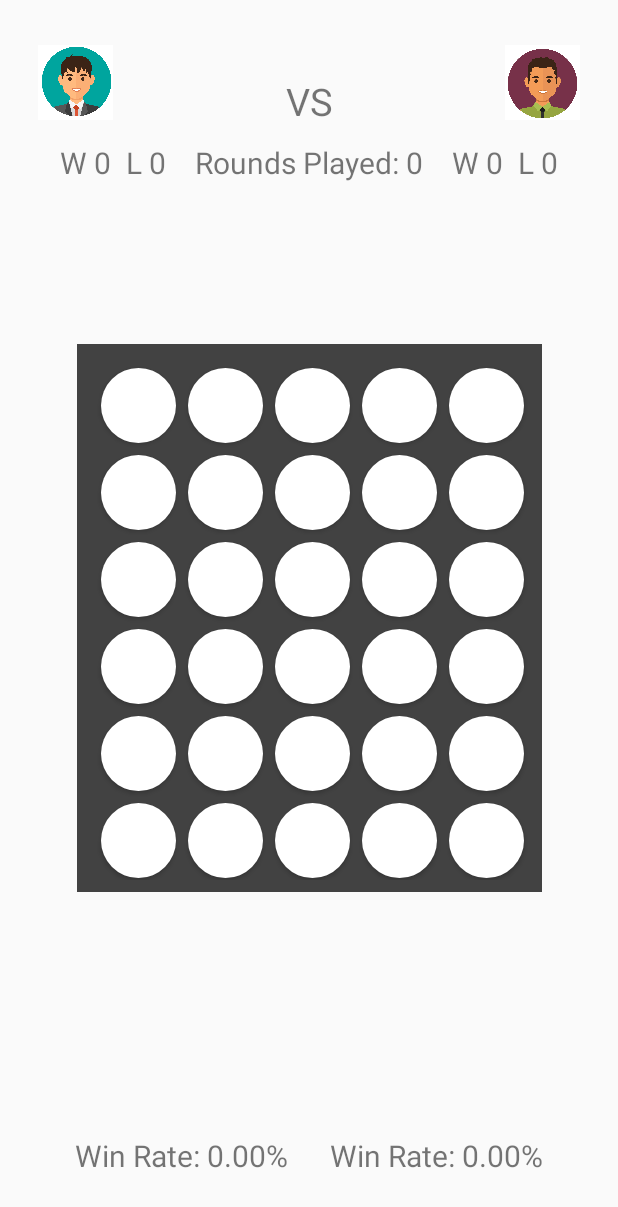
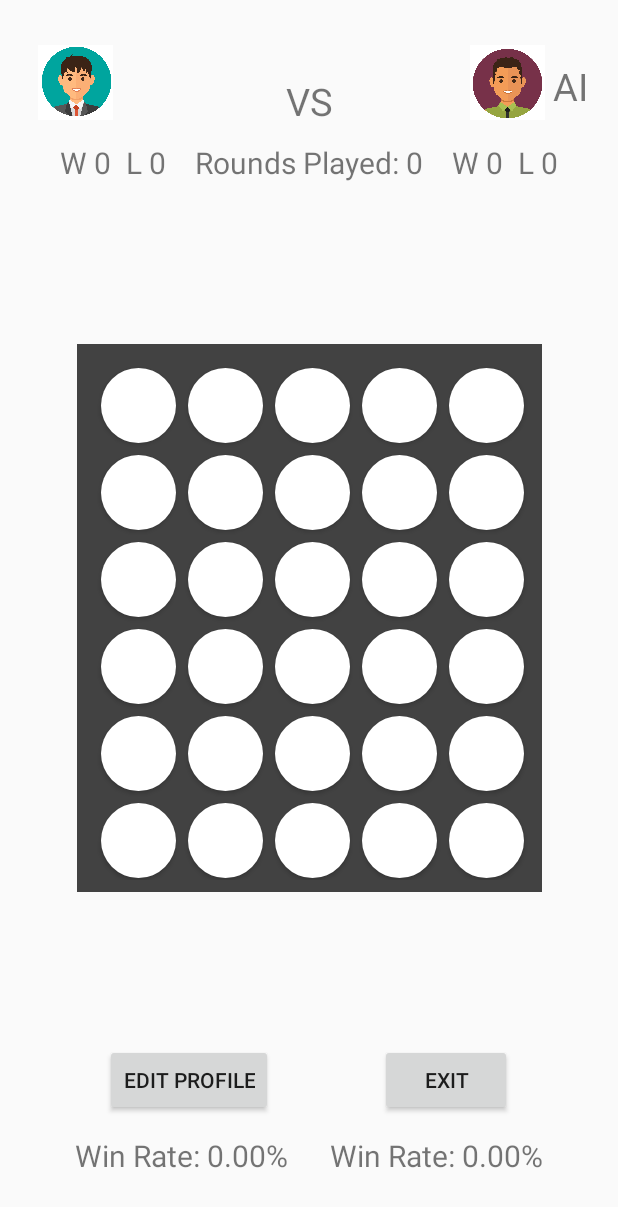
Before and after one commit to darren2581/Mad_Assignment_1, an Android app: the Board6x5a screen opened directly, with no data from a screen before it, on a phone screen of 412 x 824 dp. Shown: the top 1207 px of the screen. Run offline under Robolectric (Android 15) with nearby library versions, the phone set to English and light mode, and no system bars.

Commit message:
Add fragment for MENU

```diff
--- a/app/src/main/java/com/example/madassignment1/Board6x5a.java
+++ b/app/src/main/java/com/example/madassignment1/Board6x5a.java
@@ -37,10 +37,6 @@ public class Board6x5a extends AppCompatActivity {
         player2Name = intent.getStringExtra("PLAYER_NAME2");
         chosenAvatar2 = intent.getIntExtra("PLAYER_AVATAR2", R.drawable.a2);
         chosenColour2 = intent.getIntExtra("PLAYER_COLOUR2", R.drawable.blue);
-        if ("NAME".equals(player2Name)) {
-            player2Name = "AI";
-            chosenColour2 = R.drawable.green;
-        }
 
         // Load statistics from SharedPreferences
         SharedPreferences prefs = getSharedPreferences("GameStats", MODE_PRIVATE);
@@ -55,15 +51,19 @@ public class Board6x5a extends AppCompatActivity {
 
         if(gameMode == 1){
             board6x5 = new int[rows][cols];
+            player2Name = "AI";
+            chosenColour2 = R.drawable.green;
             initializeBoardButtons();
 
             showStatistics();
+            showMenu();
         }
         if(gameMode == 2){
             board6x5 = new int[rows][cols];
             initializeBoardButtons();
 
             showStatistics();
+            showMenu();
         }
     }
 
@@ -332,4 +332,13 @@ public class Board6x5a extends AppCompatActivity {
         super.onLowMemory();
         clearSharedPreferences();
     }
+
+    private void showMenu() {
+        MenuFragment menuFragment = MenuFragment.newInstance("param1", "param2");
+
+        FragmentTransaction transaction = getSupportFragmentManager().beginTransaction();
+        transaction.replace(R.id.menu, menuFragment);
+        transaction.commit();
+    }
+
 }
--- a/app/src/main/java/com/example/madassignment1/Board7x6a.java
+++ b/app/src/main/java/com/example/madassignment1/Board7x6a.java
@@ -37,10 +37,6 @@ public class Board7x6a extends AppCompatActivity {
         player2Name = intent.getStringExtra("PLAYER_NAME2");
         chosenAvatar2 = intent.getIntExtra("PLAYER_AVATAR2", R.drawable.a2);
         chosenColour2 = intent.getIntExtra("PLAYER_COLOUR2", R.drawable.blue);
-        if ("NAME".equals(player2Name)) {
-            player2Name = "AI";
-            chosenColour2 = R.drawable.green;
-        }
 
         // Load statistics from SharedPreferences
         SharedPreferences prefs = getSharedPreferences("GameStats", MODE_PRIVATE);
@@ -55,15 +51,19 @@ public class Board7x6a extends AppCompatActivity {
 
         if(gameMode == 1){
             board7x6 = new int[rows][cols];
+            player2Name = "AI";
+            chosenColour2 = R.drawable.green;
             initializeBoardButtons();
 
             showStatistics();
+            showMenu();
         }
         if(gameMode == 2){
             board7x6 = new int[rows][cols];
             initializeBoardButtons();
 
             showStatistics();
+            showMenu();
         }
     }
 
@@ -345,4 +345,12 @@ public class Board7x6a extends AppCompatActivity {
         super.onLowMemory();
         clearSharedPreferences();
     }
+
+    private void showMenu() {
+        MenuFragment menuFragment = MenuFragment.newInstance("param1", "param2");
+
+        FragmentTransaction transaction = getSupportFragmentManager().beginTransaction();
+        transaction.replace(R.id.menu, menuFragment);
+        transaction.commit();
+    }
 }
--- a/app/src/main/java/com/example/madassignment1/Board8x7a.java
+++ b/app/src/main/java/com/example/madassignment1/Board8x7a.java
@@ -37,10 +37,6 @@ public class Board8x7a extends AppCompatActivity {
         player2Name = intent.getStringExtra("PLAYER_NAME2");
         chosenAvatar2 = intent.getIntExtra("PLAYER_AVATAR2", R.drawable.a2);
         chosenColour2 = intent.getIntExtra("PLAYER_COLOUR2", R.drawable.blue);
-        if ("NAME".equals(player2Name)) {
-            player2Name = "AI";
-            chosenColour2 = R.drawable.green;
-        }
 
         // Load statistics from SharedPreferences
         SharedPreferences prefs = getSharedPreferences("GameStats", MODE_PRIVATE);
@@ -55,15 +51,19 @@ public class Board8x7a extends AppCompatActivity {
 
         if(gameMode == 1){
             board8x7 = new int[rows][cols];
+            player2Name = "AI";
+            chosenColour2 = R.drawable.green;
             initializeBoardButtons();
 
             showStatistics();
+            showMenu();
         }
         if(gameMode == 2){
             board8x7 = new int[rows][cols];
             initializeBoardButtons();
 
             showStatistics();
+            showMenu();
         }
     }
 
@@ -360,4 +360,12 @@ public class Board8x7a extends AppCompatActivity {
         super.onLowMemory();
         clearSharedPreferences();
     }
+
+    private void showMenu() {
+        MenuFragment menuFragment = MenuFragment.newInstance("param1", "param2");
+
+        FragmentTransaction transaction = getSupportFragmentManager().beginTransaction();
+        transaction.replace(R.id.menu, menuFragment);
+        transaction.commit();
+    }
 }
--- /dev/null
+++ b/app/src/main/java/com/example/madassignment1/MenuFragment.kt
@@ -0,0 +1,86 @@
+package com.example.madassignment1
+
+import android.content.Context
+import android.content.Intent
+import android.content.SharedPreferences
+import android.os.Bundle
+import android.view.LayoutInflater
+import android.view.View
+import android.view.ViewGroup
+import android.widget.Button
+import androidx.fragment.app.Fragment
+
+// Constants for the fragment's arguments
+private const val ARG_PARAM1 = "param1"
+private const val ARG_PARAM2 = "param2"
+
+class MenuFragment : Fragment() {
+    private var param1: String? = null
+    private var param2: String? = null
+    private var gameMode: Int = 0
+
+    override fun onCreate(savedInstanceState: Bundle?) {
+        super.onCreate(savedInstanceState)
+        arguments?.let {
+            param1 = it.getString(ARG_PARAM1)
+            param2 = it.getString(ARG_PARAM2)
+        }
+    }
+
+    override fun onCreateView(
+        inflater: LayoutInflater, container: ViewGroup?,
+        savedInstanceState: Bundle?
+    ): View? {
+        // Inflate the layout for this fragment
+        val view = inflater.inflate(R.layout.fragment_menu, container, false)
+
+        // Find the buttons by their IDs
+        val exitButton: Button = view.findViewById(R.id.exit)
+        val profileButton: Button = view.findViewById(R.id.button2)
+
+        // Access SharedPreferences using the activity context
+        val prefs: SharedPreferences = requireActivity().getSharedPreferences("game_mode", Context.MODE_PRIVATE)
+        gameMode = prefs.getInt("GAME_MODE", 0)
+
+        // Set OnClickListener for the exit button
+        exitButton.setOnClickListener {
+            val broadcastIntent = Intent("RESET_SHARED_PREFS")
+            requireActivity().sendBroadcast(broadcastIntent)
+
+            requireActivity().finishAffinity() // Close the app
+        }
+
+        // Set OnClickListener for the profile button
+        profileButton.setOnClickListener {
+            when (gameMode) {
+                1 -> {
+                    val intent = Intent(requireActivity(), PlayerProfile1::class.java)
+                    startActivity(intent)
+                }
+                2 -> {
+                    val intent1 = Intent(requireActivity(), PlayerProfile1::class.java)
+                    startActivity(intent1)
+                    val intent2 = Intent(requireActivity(), PlayerProfile2::class.java)
+                    startActivity(intent2)
+                }
+                else -> {
+                    // Handle other game modes or show an error message
+                }
+            }
+        }
+
+        return view
+    }
+
+    companion object {
+        @JvmStatic
+        fun newInstance(param1: String, param2: String) =
+            MenuFragment().apply {
+                arguments = Bundle().apply {
+                    putString(ARG_PARAM1, param1)
+                    putString(ARG_PARAM2, param2)
+                }
+            }
+    }
+
+}
--- /dev/null
+++ b/app/src/main/res/layout-land/fragment_menu.xml
@@ -0,0 +1,28 @@
+<?xml version="1.0" encoding="utf-8"?>
+<androidx.constraintlayout.widget.ConstraintLayout xmlns:android="http://schemas.android.com/apk/res/android"
+    xmlns:app="http://schemas.android.com/apk/res-auto"
+    xmlns:tools="http://schemas.android.com/tools"
+    android:layout_width="match_parent"
+    android:layout_height="match_parent"
+    tools:context=".MenuFragment">
+
+    <Button
+        android:id="@+id/exit"
+        android:layout_width="wrap_content"
+        android:layout_height="wrap_content"
+        android:layout_marginStart="30dp"
+        android:text="EXIT"
+        app:layout_constraintStart_toStartOf="parent"
+        app:layout_constraintTop_toBottomOf="@+id/button" />
+
+    <Button
+        android:id="@+id/button"
+        android:layout_width="wrap_content"
+        android:layout_height="wrap_content"
+        android:layout_marginStart="20dp"
+        android:layout_marginTop="150dp"
+        android:text="Edit Profile"
+        app:layout_constraintStart_toStartOf="parent"
+        app:layout_constraintTop_toTopOf="parent" />
+
+</androidx.constraintlayout.widget.ConstraintLayout>
--- a/app/src/main/res/layout/activity_board6x5.xml
+++ b/app/src/main/res/layout/activity_board6x5.xml
@@ -9,6 +9,16 @@
 
     <FrameLayout
         android:id="@+id/statistics"
+        android:layout_width="match_parent"
+        android:layout_height="match_parent"
+        app:layout_constraintBottom_toBottomOf="parent"
+        app:layout_constraintEnd_toEndOf="parent"
+        app:layout_constraintStart_toStartOf="parent"
+        app:layout_constraintTop_toTopOf="parent">
+    </FrameLayout>
+
+    <FrameLayout
+        android:id="@+id/menu"
         android:layout_width="match_parent"
         android:layout_height="match_parent"
         app:layout_constraintBottom_toBottomOf="parent"
--- /dev/null
+++ b/app/src/main/res/layout/fragment_menu.xml
@@ -0,0 +1,29 @@
+<?xml version="1.0" encoding="utf-8"?>
+<androidx.constraintlayout.widget.ConstraintLayout xmlns:android="http://schemas.android.com/apk/res/android"
+    xmlns:app="http://schemas.android.com/apk/res-auto"
+    xmlns:tools="http://schemas.android.com/tools"
+    android:layout_width="match_parent"
+    android:layout_height="match_parent"
+    tools:context=".MenuFragment">
+
+    <Button
+        android:id="@+id/exit"
+        android:layout_width="wrap_content"
+        android:layout_height="wrap_content"
+        android:layout_marginBottom="80dp"
+        android:text="EXIT"
+        app:layout_constraintBottom_toBottomOf="parent"
+        app:layout_constraintEnd_toEndOf="parent"
+        app:layout_constraintStart_toEndOf="@+id/button2" />
+
+    <Button
+        android:id="@+id/button2"
+        android:layout_width="wrap_content"
+        android:layout_height="wrap_content"
+        android:layout_marginStart="70dp"
+        android:layout_marginBottom="80dp"
+        android:text="Edit Profile"
+        app:layout_constraintBottom_toBottomOf="parent"
+        app:layout_constraintStart_toStartOf="parent" />
+
+</androidx.constraintlayout.widget.ConstraintLayout>
```
